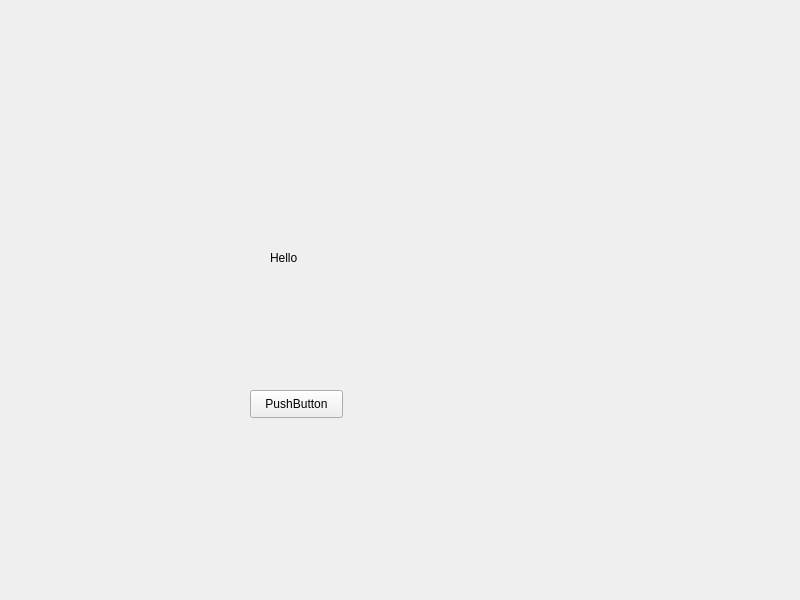
This is ClientServerNumber/Calculator/mainwindow.ui in ViacheslavZakharov/ClientServerNumbers as Qt 5 draws it before an edit. The edited form follows.
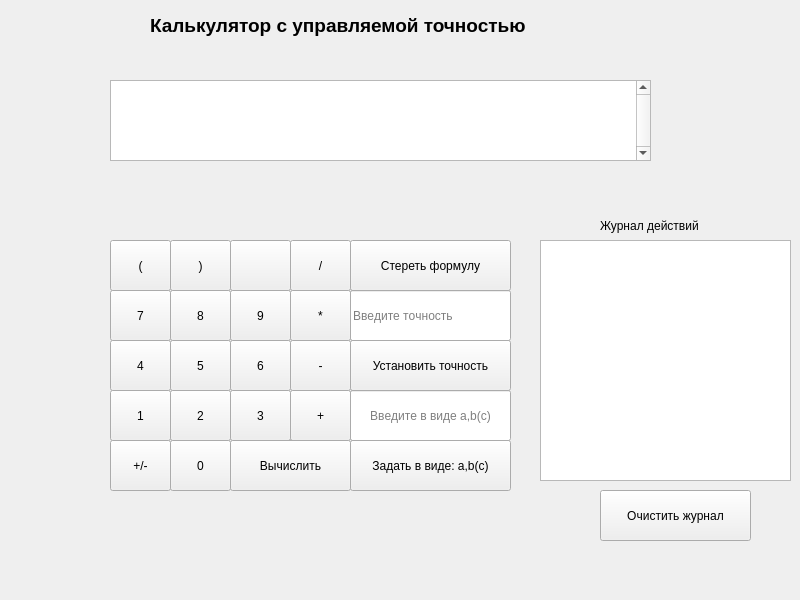
This is the edited form.

```diff
--- a/ClientServerNumber/Calculator/mainwindow.ui
+++ b/ClientServerNumber/Calculator/mainwindow.ui
@@ -13,30 +13,513 @@
   <property name="windowTitle">
    <string>MainWindow</string>
   </property>
-  <widget class="QLabel" name="label">
+  <widget class="QPushButton" name="sevenPB">
    <property name="geometry">
     <rect>
-     <x>270</x>
-     <y>250</y>
-     <width>391</width>
-     <height>16</height>
+     <x>110</x>
+     <y>290</y>
+     <width>61</width>
+     <height>51</height>
     </rect>
    </property>
    <property name="text">
-    <string>Hello</string>
+    <string>7</string>
    </property>
   </widget>
-  <widget class="QPushButton" name="pushButton">
+  <widget class="QTextEdit" name="formulaTE">
    <property name="geometry">
     <rect>
-     <x>250</x>
+     <x>110</x>
+     <y>80</y>
+     <width>541</width>
+     <height>81</height>
+    </rect>
+   </property>
+   <property name="frameShape">
+    <enum>QFrame::StyledPanel</enum>
+   </property>
+   <property name="frameShadow">
+    <enum>QFrame::Plain</enum>
+   </property>
+   <property name="verticalScrollBarPolicy">
+    <enum>Qt::ScrollBarAlwaysOn</enum>
+   </property>
+   <property name="lineWrapColumnOrWidth">
+    <number>1</number>
+   </property>
+   <property name="readOnly">
+    <bool>true</bool>
+   </property>
+   <property name="html">
+    <string>&lt;!DOCTYPE HTML PUBLIC &quot;-//W3C//DTD HTML 4.0//EN&quot; &quot;http://www.w3.org/TR/REC-html40/strict.dtd&quot;&gt;
+&lt;html&gt;&lt;head&gt;&lt;meta name=&quot;qrichtext&quot; content=&quot;1&quot; /&gt;&lt;style type=&quot;text/css&quot;&gt;
+p, li { white-space: pre-wrap; }
+&lt;/style&gt;&lt;/head&gt;&lt;body style=&quot; font-family:'MS Shell Dlg 2'; font-size:7.8pt; font-weight:400; font-style:normal;&quot;&gt;
+&lt;p style=&quot;-qt-paragraph-type:empty; margin-top:0px; margin-bottom:0px; margin-left:0px; margin-right:0px; -qt-block-indent:0; text-indent:0px;&quot;&gt;&lt;br /&gt;&lt;/p&gt;&lt;/body&gt;&lt;/html&gt;</string>
+   </property>
+  </widget>
+  <widget class="QPushButton" name="eightPB">
+   <property name="geometry">
+    <rect>
+     <x>170</x>
+     <y>290</y>
+     <width>61</width>
+     <height>51</height>
+    </rect>
+   </property>
+   <property name="text">
+    <string>8</string>
+   </property>
+  </widget>
+  <widget class="QPushButton" name="ninePB">
+   <property name="geometry">
+    <rect>
+     <x>230</x>
+     <y>290</y>
+     <width>61</width>
+     <height>51</height>
+    </rect>
+   </property>
+   <property name="text">
+    <string>9</string>
+   </property>
+  </widget>
+  <widget class="QPushButton" name="sixPB">
+   <property name="geometry">
+    <rect>
+     <x>230</x>
+     <y>340</y>
+     <width>61</width>
+     <height>51</height>
+    </rect>
+   </property>
+   <property name="text">
+    <string>6</string>
+   </property>
+  </widget>
+  <widget class="QPushButton" name="fourPB">
+   <property name="geometry">
+    <rect>
+     <x>110</x>
+     <y>340</y>
+     <width>61</width>
+     <height>51</height>
+    </rect>
+   </property>
+   <property name="text">
+    <string>4</string>
+   </property>
+  </widget>
+  <widget class="QPushButton" name="fivePB">
+   <property name="geometry">
+    <rect>
+     <x>170</x>
+     <y>340</y>
+     <width>61</width>
+     <height>51</height>
+    </rect>
+   </property>
+   <property name="text">
+    <string>5</string>
+   </property>
+  </widget>
+  <widget class="QPushButton" name="threePB">
+   <property name="geometry">
+    <rect>
+     <x>230</x>
      <y>390</y>
-     <width>93</width>
-     <height>28</height>
+     <width>61</width>
+     <height>51</height>
     </rect>
    </property>
    <property name="text">
-    <string>PushButton</string>
+    <string>3</string>
+   </property>
+  </widget>
+  <widget class="QPushButton" name="onePB">
+   <property name="geometry">
+    <rect>
+     <x>110</x>
+     <y>390</y>
+     <width>61</width>
+     <height>51</height>
+    </rect>
+   </property>
+   <property name="text">
+    <string>1</string>
+   </property>
+  </widget>
+  <widget class="QPushButton" name="twoPB">
+   <property name="geometry">
+    <rect>
+     <x>170</x>
+     <y>390</y>
+     <width>61</width>
+     <height>51</height>
+    </rect>
+   </property>
+   <property name="text">
+    <string>2</string>
+   </property>
+  </widget>
+  <widget class="QPushButton" name="zerroPB">
+   <property name="geometry">
+    <rect>
+     <x>170</x>
+     <y>440</y>
+     <width>61</width>
+     <height>51</height>
+    </rect>
+   </property>
+   <property name="text">
+    <string>0</string>
+   </property>
+  </widget>
+  <widget class="QPushButton" name="openBracketPB">
+   <property name="geometry">
+    <rect>
+     <x>110</x>
+     <y>240</y>
+     <width>61</width>
+     <height>51</height>
+    </rect>
+   </property>
+   <property name="cursor">
+    <cursorShape>ArrowCursor</cursorShape>
+   </property>
+   <property name="text">
+    <string>(</string>
+   </property>
+  </widget>
+  <widget class="QPushButton" name="closeBracketPB">
+   <property name="geometry">
+    <rect>
+     <x>170</x>
+     <y>240</y>
+     <width>61</width>
+     <height>51</height>
+    </rect>
+   </property>
+   <property name="cursor">
+    <cursorShape>ArrowCursor</cursorShape>
+   </property>
+   <property name="text">
+    <string>)</string>
+   </property>
+  </widget>
+  <widget class="QPushButton" name="clearFormulaElementPB">
+   <property name="geometry">
+    <rect>
+     <x>230</x>
+     <y>240</y>
+     <width>61</width>
+     <height>51</height>
+    </rect>
+   </property>
+   <property name="text">
+    <string/>
+   </property>
+  </widget>
+  <widget class="QPushButton" name="changeSignPB">
+   <property name="geometry">
+    <rect>
+     <x>110</x>
+     <y>440</y>
+     <width>61</width>
+     <height>51</height>
+    </rect>
+   </property>
+   <property name="text">
+    <string>+/-</string>
+   </property>
+  </widget>
+  <widget class="QPushButton" name="dividePB">
+   <property name="geometry">
+    <rect>
+     <x>290</x>
+     <y>240</y>
+     <width>61</width>
+     <height>51</height>
+    </rect>
+   </property>
+   <property name="text">
+    <string>/</string>
+   </property>
+  </widget>
+  <widget class="QPushButton" name="multiplicationPB">
+   <property name="geometry">
+    <rect>
+     <x>290</x>
+     <y>290</y>
+     <width>61</width>
+     <height>51</height>
+    </rect>
+   </property>
+   <property name="text">
+    <string>*</string>
+   </property>
+  </widget>
+  <widget class="QPushButton" name="minusPB">
+   <property name="geometry">
+    <rect>
+     <x>290</x>
+     <y>340</y>
+     <width>61</width>
+     <height>51</height>
+    </rect>
+   </property>
+   <property name="text">
+    <string>-</string>
+   </property>
+  </widget>
+  <widget class="QPushButton" name="plusPB">
+   <property name="geometry">
+    <rect>
+     <x>290</x>
+     <y>390</y>
+     <width>61</width>
+     <height>51</height>
+    </rect>
+   </property>
+   <property name="text">
+    <string>+</string>
+   </property>
+  </widget>
+  <widget class="QPushButton" name="periodNumberPB">
+   <property name="geometry">
+    <rect>
+     <x>350</x>
+     <y>440</y>
+     <width>161</width>
+     <height>51</height>
+    </rect>
+   </property>
+   <property name="toolTip">
+    <string comment="Задать периодическое число"/>
+   </property>
+   <property name="text">
+    <string>Задать в виде: a,b(c)</string>
+   </property>
+  </widget>
+  <widget class="QPushButton" name="formulaCalculatePB">
+   <property name="geometry">
+    <rect>
+     <x>230</x>
+     <y>440</y>
+     <width>121</width>
+     <height>51</height>
+    </rect>
+   </property>
+   <property name="text">
+    <string>Вычислить</string>
+   </property>
+  </widget>
+  <widget class="QPushButton" name="setAccuracyPB">
+   <property name="geometry">
+    <rect>
+     <x>350</x>
+     <y>340</y>
+     <width>161</width>
+     <height>51</height>
+    </rect>
+   </property>
+   <property name="text">
+    <string>Установить точность</string>
+   </property>
+  </widget>
+  <widget class="QLabel" name="logTitleLabel">
+   <property name="geometry">
+    <rect>
+     <x>600</x>
+     <y>210</y>
+     <width>121</width>
+     <height>31</height>
+    </rect>
+   </property>
+   <property name="text">
+    <string>Журнал действий</string>
+   </property>
+  </widget>
+  <widget class="QTextEdit" name="logTE">
+   <property name="geometry">
+    <rect>
+     <x>540</x>
+     <y>240</y>
+     <width>251</width>
+     <height>241</height>
+    </rect>
+   </property>
+   <property name="readOnly">
+    <bool>true</bool>
+   </property>
+   <property name="html">
+    <string>&lt;!DOCTYPE HTML PUBLIC &quot;-//W3C//DTD HTML 4.0//EN&quot; &quot;http://www.w3.org/TR/REC-html40/strict.dtd&quot;&gt;
+&lt;html&gt;&lt;head&gt;&lt;meta name=&quot;qrichtext&quot; content=&quot;1&quot; /&gt;&lt;style type=&quot;text/css&quot;&gt;
+p, li { white-space: pre-wrap; }
+&lt;/style&gt;&lt;/head&gt;&lt;body style=&quot; font-family:'MS Shell Dlg 2'; font-size:7.8pt; font-weight:400; font-style:normal;&quot;&gt;
+&lt;p style=&quot;-qt-paragraph-type:empty; margin-top:0px; margin-bottom:0px; margin-left:0px; margin-right:0px; -qt-block-indent:0; text-indent:0px;&quot;&gt;&lt;br /&gt;&lt;/p&gt;&lt;/body&gt;&lt;/html&gt;</string>
+   </property>
+  </widget>
+  <widget class="QPushButton" name="clearFormulaPB">
+   <property name="geometry">
+    <rect>
+     <x>350</x>
+     <y>240</y>
+     <width>161</width>
+     <height>51</height>
+    </rect>
+   </property>
+   <property name="text">
+    <string>Стереть формулу</string>
+   </property>
+  </widget>
+  <widget class="QPushButton" name="clearLogPB">
+   <property name="geometry">
+    <rect>
+     <x>600</x>
+     <y>490</y>
+     <width>151</width>
+     <height>51</height>
+    </rect>
+   </property>
+   <property name="text">
+    <string>Очистить журнал</string>
+   </property>
+  </widget>
+  <widget class="QLabel" name="logTitleLabel_2">
+   <property name="geometry">
+    <rect>
+     <x>150</x>
+     <y>10</y>
+     <width>481</width>
+     <height>31</height>
+    </rect>
+   </property>
+   <property name="font">
+    <font>
+     <pointsize>14</pointsize>
+     <weight>75</weight>
+     <bold>true</bold>
+    </font>
+   </property>
+   <property name="text">
+    <string>Калькулятор с управляемой точностью</string>
+   </property>
+  </widget>
+  <widget class="QLabel" name="setAccuracyResultL">
+   <property name="enabled">
+    <bool>true</bool>
+   </property>
+   <property name="geometry">
+    <rect>
+     <x>110</x>
+     <y>170</y>
+     <width>231</width>
+     <height>21</height>
+    </rect>
+   </property>
+   <property name="text">
+    <string/>
+   </property>
+  </widget>
+  <widget class="QLineEdit" name="accuracyLE">
+   <property name="enabled">
+    <bool>true</bool>
+   </property>
+   <property name="geometry">
+    <rect>
+     <x>350</x>
+     <y>290</y>
+     <width>161</width>
+     <height>51</height>
+    </rect>
+   </property>
+   <property name="font">
+    <font>
+     <kerning>false</kerning>
+    </font>
+   </property>
+   <property name="cursor">
+    <cursorShape>ArrowCursor</cursorShape>
+   </property>
+   <property name="focusPolicy">
+    <enum>Qt::StrongFocus</enum>
+   </property>
+   <property name="inputMethodHints">
+    <set>Qt::ImhDigitsOnly</set>
+   </property>
+   <property name="inputMask">
+    <string notr="true"/>
+   </property>
+   <property name="maxLength">
+    <number>32767</number>
+   </property>
+   <property name="alignment">
+    <set>Qt::AlignLeading|Qt::AlignLeft|Qt::AlignVCenter</set>
+   </property>
+   <property name="placeholderText">
+    <string>Введите точность</string>
+   </property>
+   <property name="clearButtonEnabled">
+    <bool>true</bool>
+   </property>
+  </widget>
+  <widget class="QLineEdit" name="periodNumberLE">
+   <property name="enabled">
+    <bool>true</bool>
+   </property>
+   <property name="geometry">
+    <rect>
+     <x>350</x>
+     <y>390</y>
+     <width>161</width>
+     <height>51</height>
+    </rect>
+   </property>
+   <property name="font">
+    <font>
+     <kerning>false</kerning>
+    </font>
+   </property>
+   <property name="cursor">
+    <cursorShape>ArrowCursor</cursorShape>
+   </property>
+   <property name="focusPolicy">
+    <enum>Qt::StrongFocus</enum>
+   </property>
+   <property name="inputMethodHints">
+    <set>Qt::ImhNone</set>
+   </property>
+   <property name="inputMask">
+    <string/>
+   </property>
+   <property name="maxLength">
+    <number>32767</number>
+   </property>
+   <property name="alignment">
+    <set>Qt::AlignCenter</set>
+   </property>
+   <property name="placeholderText">
+    <string>Введите в виде a,b(c)</string>
+   </property>
+   <property name="clearButtonEnabled">
+    <bool>true</bool>
+   </property>
+  </widget>
+  <widget class="QLabel" name="accuracyResultL">
+   <property name="enabled">
+    <bool>true</bool>
+   </property>
+   <property name="geometry">
+    <rect>
+     <x>110</x>
+     <y>200</y>
+     <width>231</width>
+     <height>21</height>
+    </rect>
+   </property>
+   <property name="text">
+    <string/>
    </property>
   </widget>
  </widget>
```
